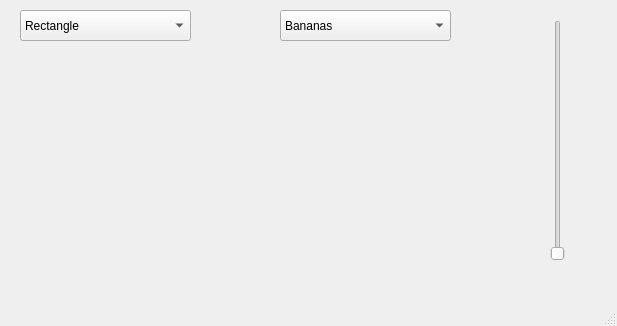
Old version of the form src/gesturegui.ui in the repository yanborn/rosGestureGui.
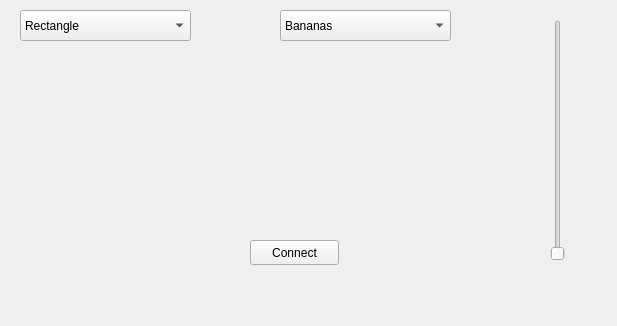
New version of the form.

Diff of the .ui file:
```diff
--- a/src/gesturegui.ui
+++ b/src/gesturegui.ui
@@ -87,18 +87,20 @@
      <enum>Qt::Vertical</enum>
     </property>
    </widget>
-  </widget>
-  <widget class="QMenuBar" name="menubar">
+   <widget class="QPushButton" name="connect_button">
    <property name="geometry">
     <rect>
-     <x>0</x>
-     <y>0</y>
-     <width>617</width>
-     <height>22</height>
-    </rect>
-   </property>
-  </widget>
-  <widget class="QStatusBar" name="statusbar"/>
+      <x>250</x>
+      <y>240</y>
+      <width>89</width>
+      <height>25</height>
+     </rect>
+    </property>
+    <property name="text">
+     <string>Connect</string>
+    </property>
+   </widget>
+  </widget>
  </widget>
  <resources/>
  <connections/>
```
Lines whose indentation alone changed are shown as unchanged.
